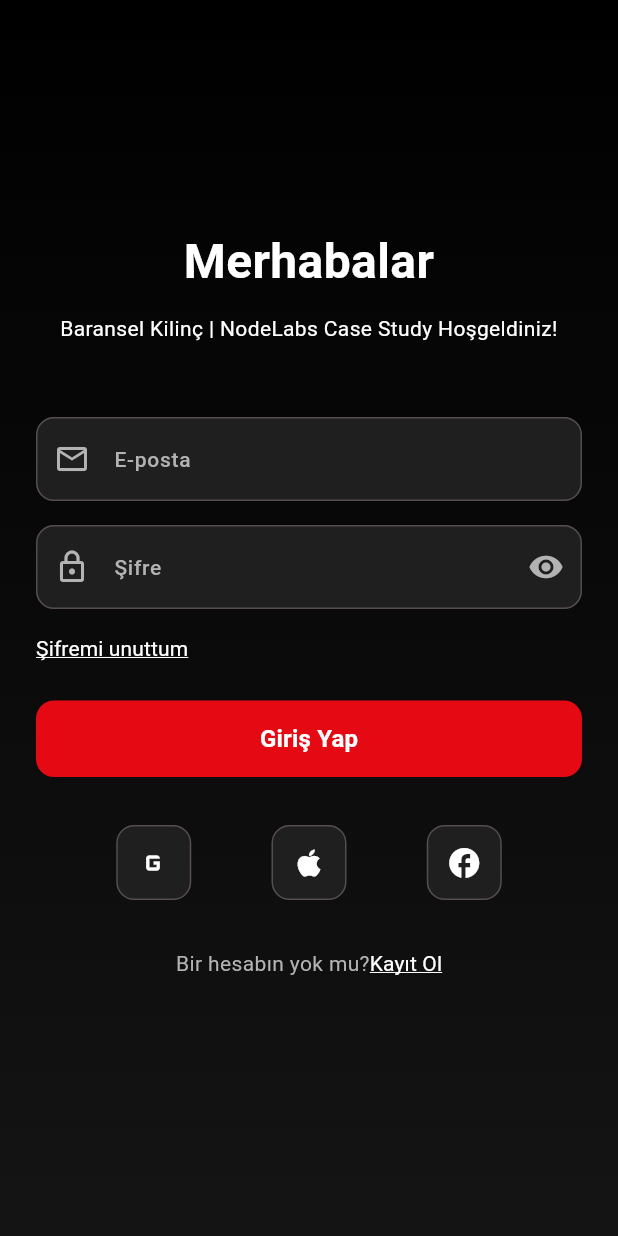
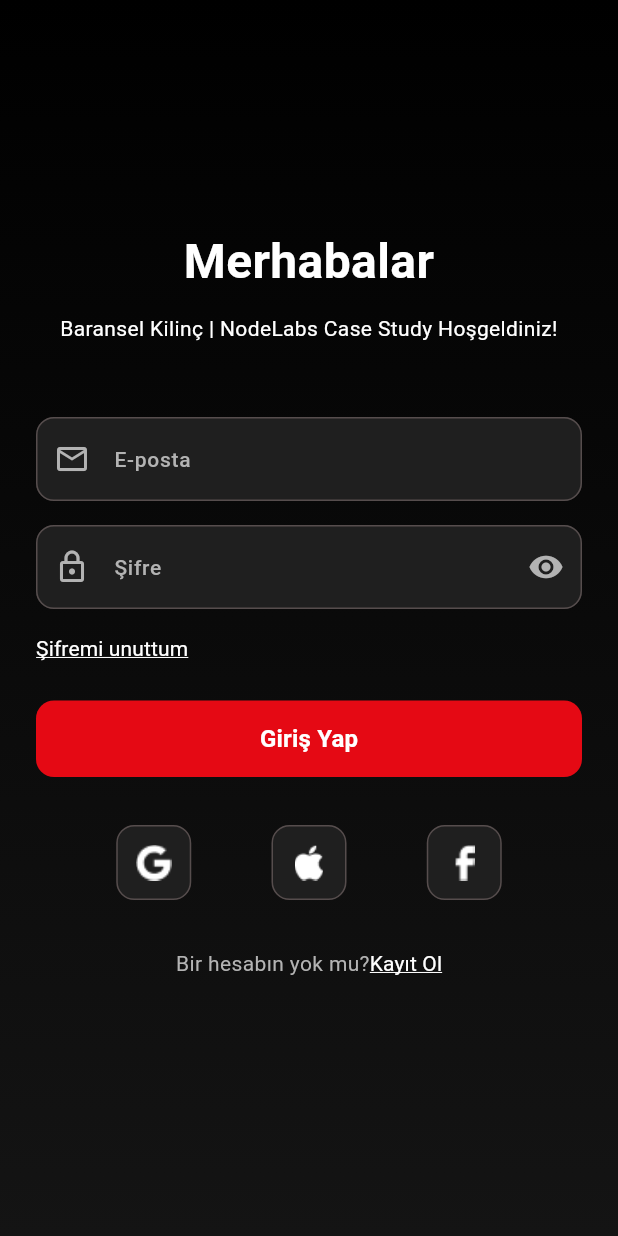
Before and after one commit to baranselklnc/sinflix, a Flutter app: the screen it shows after launch, on a phone screen of 412 x 824 dp. Run offline on Flutter 3.47's test engine with Material 3 defaults, Android fonts, the phone set to English and light mode, and no system bars; our stand-ins replace cached_network_image, dio, firebase_analytics, firebase_core, firebase_crashlytics, flutter_riverpod and 9 more; accounts and stored records are empty; generated files the repository leaves out were written again.

Commit message:
last touches

```diff
--- a/lib/features/auth/views/login_screen.dart
+++ b/lib/features/auth/views/login_screen.dart
@@ -41,7 +41,7 @@ class _LoginScreenState extends ConsumerState<LoginScreen> {
   }
 
   Widget _buildSocialButton({
-    required IconData icon,
+    required String imagePath,
     required VoidCallback onPressed,
   }) {
     return Container(
@@ -55,12 +55,19 @@ class _LoginScreenState extends ConsumerState<LoginScreen> {
           width: 1,
         ),
       ),
-      child: IconButton(
-        onPressed: onPressed,
-        icon: Icon(
-          icon,
-          color: AppColors.textPrimary,
-          size: 24,
+      child: Material(
+        color: Colors.transparent,
+        child: InkWell(
+          onTap: onPressed,
+          borderRadius: BorderRadius.circular(12),
+          child: Center(
+            child: Image.asset(
+              imagePath,
+              width: 24,
+              height: 24,
+              fit: BoxFit.contain,
+            ),
+          ),
         ),
       ),
     );
@@ -261,21 +268,21 @@ class _LoginScreenState extends ConsumerState<LoginScreen> {
                       mainAxisAlignment: MainAxisAlignment.spaceEvenly,
                       children: [
                         _buildSocialButton(
-                          icon: Icons.g_mobiledata,
+                          imagePath: 'assets/icons/google.png',
                           onPressed: () {
-
+                            // Google ile giriş
                           },
                         ),
                         _buildSocialButton(
-                          icon: Icons.apple,
+                          imagePath: 'assets/icons/apple.png',
                           onPressed: () {
-
+                            // Apple ile giriş
                           },
                         ),
                         _buildSocialButton(
-                          icon: Icons.facebook,
+                          imagePath: 'assets/icons/facebook.png',
                           onPressed: () {
-
+                            // Facebook ile giriş
                           },
                         ),
                       ],
--- a/pubspec.yaml
+++ b/pubspec.yaml
@@ -76,5 +76,10 @@ flutter:
     - assets/icons/daha_fazla_eslesme.png
     - assets/icons/one_cikarma.png
     - assets/icons/premium.png
+    - assets/icons/apple.png
+    - assets/icons/google.png
+    - assets/icons/facebook.png
+    - assets/icons/homepage.png
+    - assets/icons/profile_icon.png
 
   generate: true
```
Also changed, not shown: lib/features/profile/views/upload_photo_screen.dart (+25 -21 lines), lib/main.dart (+30 -9 lines), assets/icons/apple.png (added), assets/icons/facebook.png (added), assets/icons/google.png (added), assets/icons/homepage.png (added), assets/icons/profile_icon.png (added).
